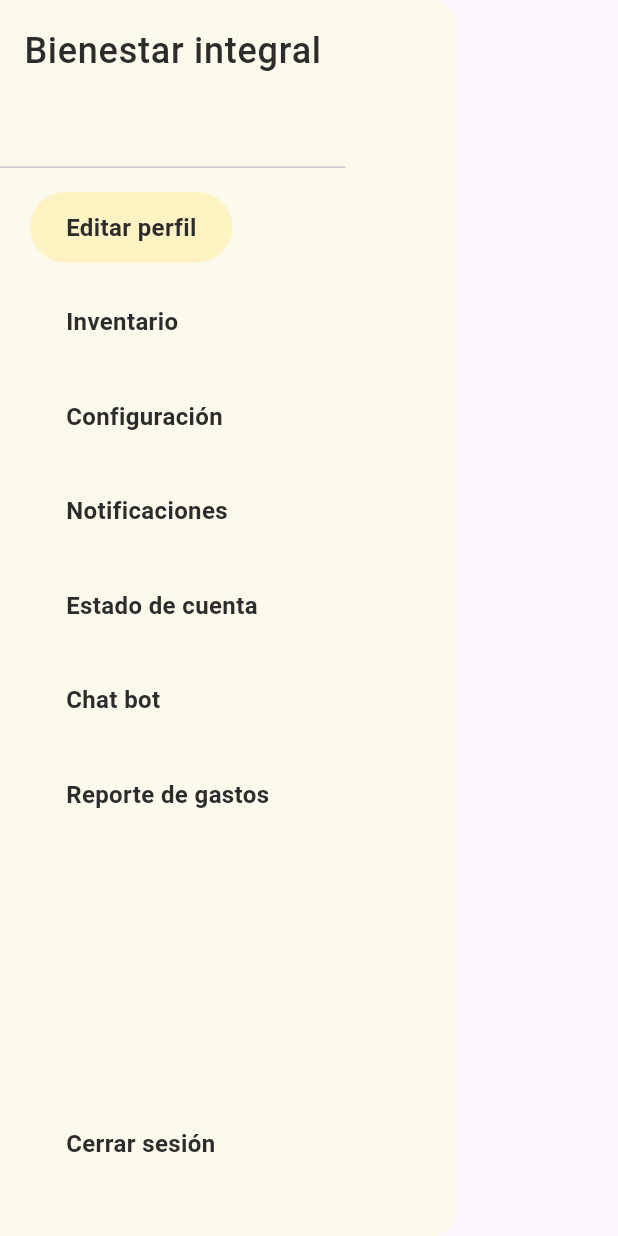
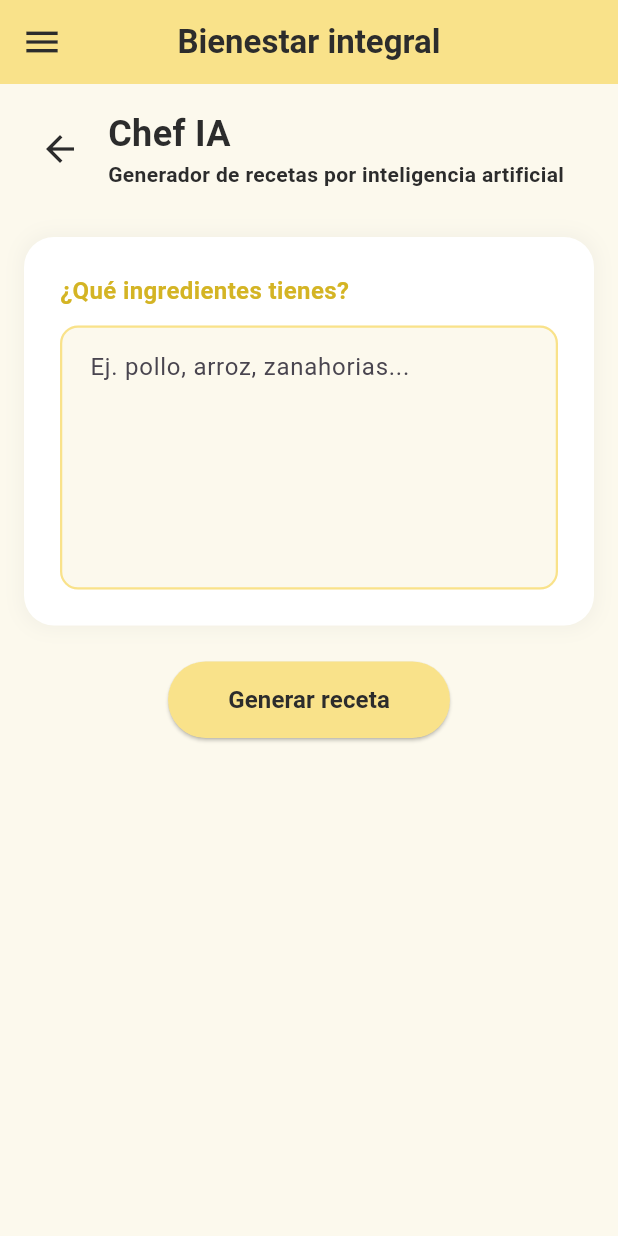
Before and after one commit to MargaritaOliv/appBienestar_Front, a Flutter app: the AdminDrawer widget shown alone on an empty page, opened directly, after a tap on "Chat bot", on a phone screen of 412 x 824 dp. Run offline on Flutter 3.47's test engine with Material 3 defaults, Android fonts, the light colour scheme and no system bars; our stand-ins replace device_preview; network calls fail.

Commit message:
Chat-bot

```diff
--- /dev/null
+++ b/lib/feactures/admin/pages/chef_ia_screen.dart
@@ -0,0 +1,150 @@
+import 'package:flutter/material.dart';
+
+class ChefIaScreen extends StatelessWidget {
+  const ChefIaScreen({super.key});
+
+  @override
+  Widget build(BuildContext context) {
+    return Scaffold(
+      backgroundColor: const Color(0xFFFCF9ED), // Fondo de la pantalla
+      // AppBar personalizado
+      appBar: AppBar(
+        backgroundColor: const Color(0xFFF9E28A),
+        elevation: 0,
+        leading: IconButton(
+          icon: const Icon(Icons.menu, color: Color(0xFF2C2C2C), size: 28),
+          onPressed: () {
+            // TODO: Lógica para abrir el drawer si lo necesitas en esta pantalla
+          },
+        ),
+        title: const Text(
+          'Bienestar integral',
+          style: TextStyle(
+            color: Color(0xFF2C2C2C),
+            fontWeight: FontWeight.w600,
+          ),
+        ),
+        centerTitle: true,
+      ),
+      body: Padding(
+        padding: const EdgeInsets.all(16.0),
+        child: Column(
+          crossAxisAlignment: CrossAxisAlignment.start,
+          children: [
+            // Header de la página
+            Row(
+              children: [
+                IconButton(
+                  icon: const Icon(Icons.arrow_back, color: Color(0xFF2C2C2C), size: 28),
+                  onPressed: () => Navigator.of(context).pop(),
+                ),
+                const SizedBox(width: 8),
+                const Column(
+                  crossAxisAlignment: CrossAxisAlignment.start,
+                  children: [
+                    Text(
+                      'Chef IA',
+                      style: TextStyle(
+                        fontSize: 24,
+                        fontWeight: FontWeight.bold,
+                        color: Color(0xFF2C2C2C),
+                      ),
+                    ),
+                    Text(
+                      'Generador de recetas por inteligencia artificial',
+                      style: TextStyle(
+                        fontSize: 14,
+                        fontWeight: FontWeight.bold,
+                        color: Color(0xFF2C2C2C),
+                      ),
+                    ),
+                  ],
+                ),
+              ],
+            ),
+            const SizedBox(height: 32),
+
+            // Card principal para ingresar ingredientes
+            Container(
+              width: double.infinity,
+              padding: const EdgeInsets.all(24.0),
+              decoration: BoxDecoration(
+                color: Colors.white,
+                borderRadius: BorderRadius.circular(20),
+                boxShadow: [
+                  BoxShadow(
+                    color: Colors.grey.withOpacity(0.1),
+                    spreadRadius: 2,
+                    blurRadius: 10,
+                  ),
+                ],
+              ),
+              child: Column(
+                crossAxisAlignment: CrossAxisAlignment.start,
+                children: [
+                  const Text(
+                    '¿Qué ingredientes tienes?',
+                    style: TextStyle(
+                      color: Color(0xFFD4B424),
+                      fontWeight: FontWeight.bold,
+                      fontSize: 16,
+                    ),
+                  ),
+                  const SizedBox(height: 12),
+                  TextFormField(
+                    maxLines: 6, // Para hacerlo un área de texto grande
+                    decoration: InputDecoration(
+                      hintText: 'Ej. pollo, arroz, zanahorias...',
+                      filled: true,
+                      fillColor: const Color(0xFFFCF9ED),
+                      contentPadding: const EdgeInsets.all(16),
+                      border: OutlineInputBorder(
+                        borderRadius: BorderRadius.circular(12),
+                        borderSide: const BorderSide(color: Color(0xFFF9E28A)),
+                      ),
+                      enabledBorder: OutlineInputBorder(
+                        borderRadius: BorderRadius.circular(12),
+                        borderSide: const BorderSide(color: Color(0xFFF9E28A), width: 1.5),
+                      ),
+                      focusedBorder: OutlineInputBorder(
+                        borderRadius: BorderRadius.circular(12),
+                        borderSide: const BorderSide(color: Color(0xFFD4B424), width: 2.0),
+                      ),
+                    ),
+                  ),
+                ],
+              ),
+            ),
+
+            const SizedBox(height: 24),
+
+            // Botón para generar receta
+            Center(
+              child: ElevatedButton(
+                onPressed: () {
+                  // TODO: Lógica para llamar a la IA y generar la receta
+                },
+                style: ElevatedButton.styleFrom(
+                  backgroundColor: const Color(0xFFF9E28A),
+                  foregroundColor: const Color(0xFF2C2C2C),
+                  padding: const EdgeInsets.symmetric(horizontal: 40, vertical: 14),
+                  // ----- LÍNEA CORREGIDA -----
+                  shape: RoundedRectangleBorder(
+                    borderRadius: BorderRadius.circular(25),
+                  ),
+                ),
+                child: const Text(
+                  'Generar receta',
+                  style: TextStyle(
+                    fontWeight: FontWeight.bold,
+                    fontSize: 16,
+                  ),
+                ),
+              ),
+            ),
+          ],
+        ),
+      ),
+    );
+  }
+}
--- a/lib/feactures/home/presentation/widgets/admin_drawer.dart
+++ b/lib/feactures/home/presentation/widgets/admin_drawer.dart
@@ -3,6 +3,7 @@ import 'package:flutter/material.dart';
 // Asegúrate de que las rutas a tus pantallas sean las correctas según tu estructura de carpetas
 import 'package:bienesta_integral/feactures/admin/pages/inventory_screen.dart';
 import 'package:bienesta_integral/feactures/admin/pages/account_status_screen.dart';
+import 'package:bienesta_integral/feactures/admin/pages/chef_ia_screen.dart';
 
 class AdminDrawer extends StatelessWidget {
   const AdminDrawer({super.key});
@@ -64,7 +65,6 @@ class AdminDrawer extends StatelessWidget {
             title: 'Estado de cuenta',
             onTap: () {
               Navigator.pop(context); // Cierra el Drawer
-              // Navega a la pantalla de Estado de Cuenta
               Navigator.push(
                 context,
                 MaterialPageRoute(builder: (context) => const AccountStatusScreen()),
@@ -74,7 +74,12 @@ class AdminDrawer extends StatelessWidget {
           _buildDrawerItem(
             title: 'Chat bot',
             onTap: () {
-              // TODO: Navegar a la pantalla del Chat bot
+              Navigator.pop(context); // Cierra el Drawer
+              // Navega a la pantalla del Chef IA
+              Navigator.push(
+                context,
+                MaterialPageRoute(builder: (context) => const ChefIaScreen()),
+              );
             },
           ),
           _buildDrawerItem(
```
